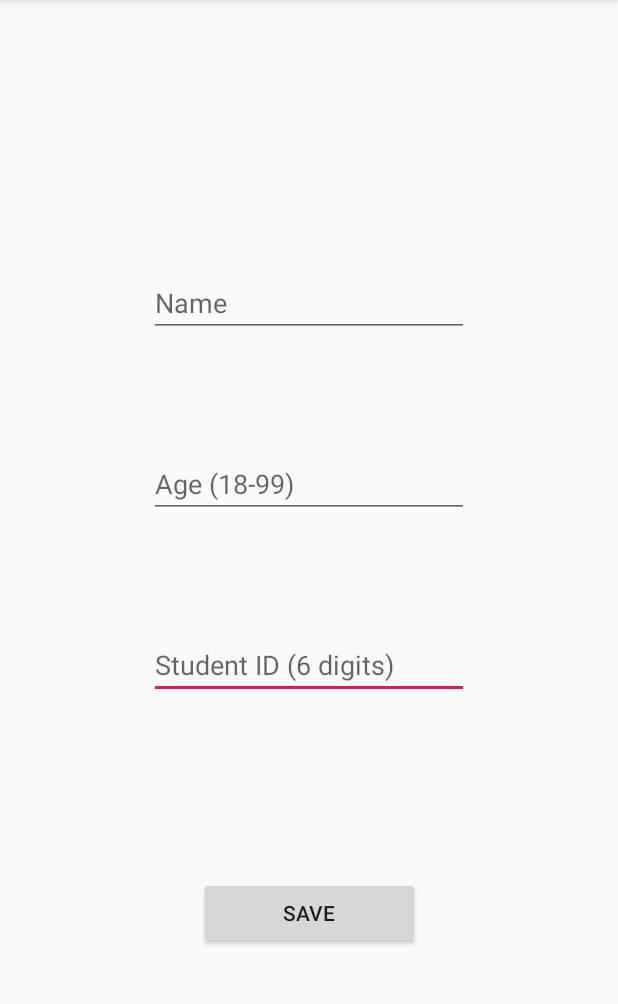
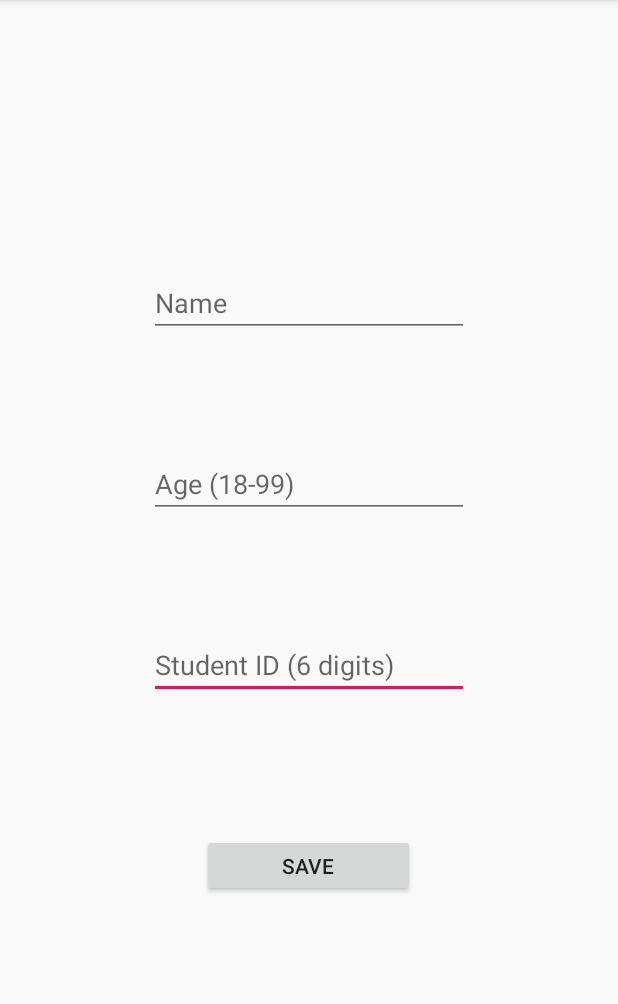
Before and after one commit to Quinn-of-England/COEN390Assignment2, an Android app: the screen it shows after launch (profileActivity), in the options menu, after a tap on "Edit profile", on a phone screen of 412 x 824 dp, the part 84-1088 px from its top. Run offline under Robolectric (Android 15) with nearby library versions, the light colour scheme and no system bars.

Commit message:
created a profile class

```diff
--- /dev/null
+++ b/app/src/main/java/com/example/elec390assignment2/profile.java
@@ -0,0 +1,42 @@
+package com.example.elec390assignment2;
+
+
+import android.content.Context;
+
+public class profile {
+    protected  String Name;
+    protected  int age ;
+    protected  int ID;
+    protected SharedPreferenceHelper sharedPreferenceHelper;
+
+    public  profile (Context context){
+        sharedPreferenceHelper = new SharedPreferenceHelper(context);
+        age=sharedPreferenceHelper.getAge();
+        ID=sharedPreferenceHelper.getID();
+        Name=sharedPreferenceHelper.getProfileName();
+    }
+
+    public void saveProfile(String name1, int age1, int ID1) {
+        sharedPreferenceHelper.saveProfileName(name1);
+        sharedPreferenceHelper.saveAge(age1);
+        sharedPreferenceHelper.saveID(ID1);
+        age=age1;
+        ID=ID1;
+        Name=name1;
+    }
+
+    public String getName() {
+        return Name;
+    }
+
+    public int getAge() {
+        return age;
+    }
+
+    public int getID() {
+        return ID;
+    }
+
+
+
+}
--- a/app/src/main/java/com/example/elec390assignment2/profileActivity.java
+++ b/app/src/main/java/com/example/elec390assignment2/profileActivity.java
@@ -21,13 +21,15 @@ public class profileActivity extends AppCompatActivity {
     Button editButton;
     Context context;
     protected SharedPreferenceHelper sharedPreferenceHelper;
+    protected profile Profile;
 
     @Override
     protected void onCreate(Bundle savedInstanceState) {
         super.onCreate(savedInstanceState);
         setContentView(R.layout.activity_profile);
         context = getApplicationContext();
-        sharedPreferenceHelper = new SharedPreferenceHelper(profileActivity.this);
+//        sharedPreferenceHelper = new SharedPreferenceHelper(profileActivity.this);
+        Profile= new profile(profileActivity.this);
 
         //age constraint
         age = findViewById(R.id.age);
@@ -56,12 +58,12 @@ public class profileActivity extends AppCompatActivity {
             }
         });
         //editText
-
-        if (sharedPreferenceHelper.getProfileName() == null) {
+//        Log.d("test",Profile.getName());
+        if (Profile.getName()==null) {
         } else {
-            name.setText(sharedPreferenceHelper.getProfileName());
-            age.setText("" + sharedPreferenceHelper.getAge());
-            studentID.setText("" + sharedPreferenceHelper.getID());
+            name.setText(Profile.getName());
+            age.setText("" + Profile.getAge());
+            studentID.setText("" + Profile.getID());
         }
 
 
@@ -74,10 +76,7 @@ public class profileActivity extends AppCompatActivity {
                     Toast.makeText(context, "Name cannot be blank", Toast.LENGTH_SHORT).show();
                 } else {
                 //save to shared preference
-                sharedPreferenceHelper.saveProfileName(name.getText().toString());
-                sharedPreferenceHelper.saveAge(Integer.parseInt(age.getText().toString()));
-                sharedPreferenceHelper.saveID(Integer.parseInt(studentID.getText().toString()));
-
+                Profile.saveProfile(name.getText().toString(),Integer.parseInt(age.getText().toString()),Integer.parseInt(studentID.getText().toString()));
 
                 Toast.makeText(context, "Profile saved", Toast.LENGTH_SHORT).show();
                 studentID.setFocusableInTouchMode(false);
--- a/app/src/main/res/layout/activity_main.xml
+++ b/app/src/main/res/layout/activity_main.xml
@@ -10,7 +10,7 @@
     <Button
         android:id="@+id/profileButton"
         android:layout_width="198dp"
-        android:layout_height="0dp"
+        android:layout_height="wrap_content"
         android:layout_marginBottom="233dp"
         android:text=""
         app:layout_constraintBottom_toBottomOf="parent"
--- a/app/src/main/res/layout/activity_profile.xml
+++ b/app/src/main/res/layout/activity_profile.xml
@@ -56,14 +56,16 @@
 
     <Button
         android:id="@+id/editButton"
-        android:layout_width="147dp"
-        android:layout_height="0dp"
+        android:layout_width="142dp"
+        android:layout_height="42dp"
         android:layout_marginBottom="135dp"
         android:text="Save"
         android:visibility="invisible"
         app:layout_constraintBottom_toBottomOf="parent"
         app:layout_constraintEnd_toEndOf="parent"
+        app:layout_constraintHorizontal_bias="0.498"
         app:layout_constraintStart_toStartOf="parent"
-        app:layout_constraintTop_toBottomOf="@+id/student_id1" />
+        app:layout_constraintTop_toBottomOf="@+id/student_id"
+        app:layout_constraintVertical_bias="0.72" />
 
 </androidx.constraintlayout.widget.ConstraintLayout>
```
